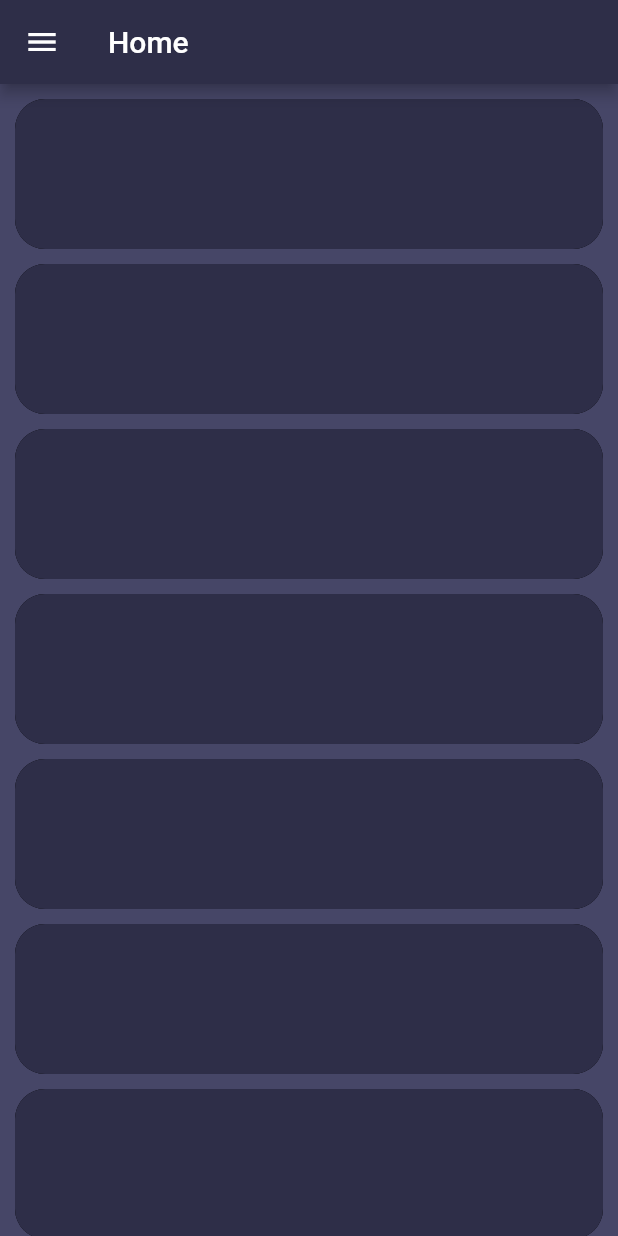
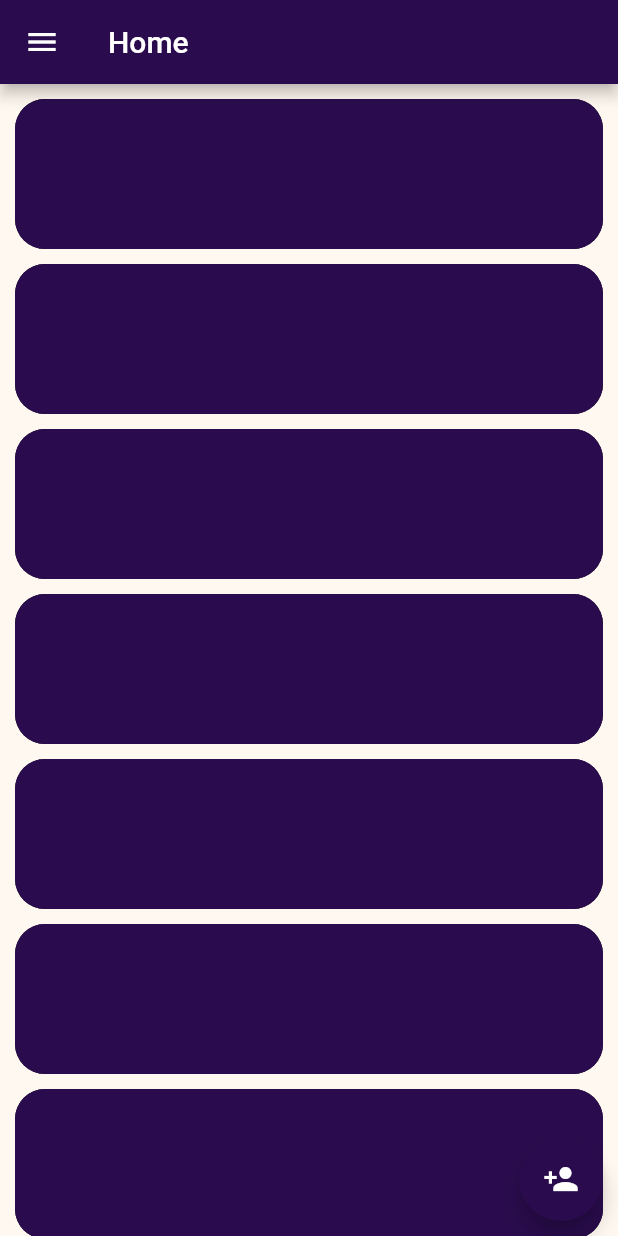
Before and after one commit to Rikveet/Subscription-App, a Flutter app: the screen it shows after launch, on a phone screen of 412 x 824 dp. Run offline on Flutter 3.47's test engine with Material 2 defaults, Android fonts, the phone set to English and light mode, and no system bars; our stand-ins replace flutter_form_builder, sidebarx.

```diff
--- a/lib/constants.dart
+++ b/lib/constants.dart
@@ -5,12 +5,12 @@ abstract class Constants {
   // Loading supabase credentials from environment
   static const String supabaseUrl = String.fromEnvironment('SUPABASE_URL');
   static const String supabaseKey = String.fromEnvironment('SUPABASE_KEY');
-  static const primaryColor = Color(0xFF685BFF);
-  static const canvasColor = Color(0xFF2E2E48);
-  static const scaffoldBackgroundColor = Color(0xFF464667);
-  static const accentCanvasColor = Color(0xFF3E3E61);
+  static const primaryColor = Color(0xFF2A0C4E);
+  static const canvasColor = Color(0xFF2A0C4E);
+  static const scaffoldBackgroundColor = Color(0xFFFFF8F0);
+  static const accentCanvasColor = Color(0xFF9E2B25);
   static const white = Colors.white;
-  static final actionColor = const Color(0xFF5F5FA7).withOpacity(0.6);
+  static final actionColor = const Color(0xFF9E2B25).withOpacity(0.6);
   static final divider = Divider(color: white.withOpacity(0.3), height: 1);
 
   static String getTitleByIndex(int index) {
@@ -18,16 +18,12 @@ abstract class Constants {
       case 0:
         return 'Home';
       case 1:
-        return 'Search';
+        return 'Reminders';
       case 2:
-        return 'Register';
+        return 'Settings';
       case 3:
-        return 'Reminders';
+        return 'Authorize Account';
       case 4:
-        return 'Settings';
-      case 5:
-        return 'Authorize Account';
-      case 6:
         return 'Settings';
       default:
         return 'Not found page';
--- a/lib/main.dart
+++ b/lib/main.dart
@@ -1,7 +1,6 @@
 import 'package:flutter/material.dart';
 import 'package:radha_swami_management_system/constants.dart';
 import 'package:radha_swami_management_system/screens/home.dart';
-import 'package:radha_swami_management_system/screens/register_attendee.dart';
 import 'package:radha_swami_management_system/widgets/nav_bar.dart';
 import 'package:sidebarx/sidebarx.dart';
 
@@ -69,16 +68,12 @@ class MyApp extends StatelessWidget {
                       case 0:
                         return const Home();
                       case 1:
-                        return Container(); // search
+                        return Container(); // Reminders
                       case 2:
-                        return const RegisterAttendeeForm();
+                        return Container(); // Settings
                       case 3:
-                        return Container(); // Reminders
+                        return Container(); // Authorize Accounts
                       case 4:
-                        return Container(); // Settings
-                      case 5:
-                        return Container(); // Authorize Accounts
-                      case 6:
                         return Container(); //Settings
                       default:
                         return Container(); // How did you end up here?
--- a/lib/screens/home.dart
+++ b/lib/screens/home.dart
@@ -1,11 +1,15 @@
 import 'package:flutter/material.dart';
+import 'package:radha_swami_management_system/constants.dart';
+import 'package:radha_swami_management_system/screens/register_attendee.dart';
 
 class Home extends StatelessWidget {
   const Home({super.key});
 
   @override
   Widget build(BuildContext context) {
-    return (ListView.builder(
+    return (Stack(
+      children: [
+        ListView.builder(
           padding: const EdgeInsets.only(top: 10),
           itemBuilder: (context, index) => Container(
             height: 100,
@@ -17,6 +21,24 @@ class Home extends StatelessWidget {
               boxShadow: const [BoxShadow()],
             ),
           ),
+        ),
+        Positioned(
+          right: 10,
+          bottom: 10,
+          child: FloatingActionButton(
+            backgroundColor: Constants.primaryColor,
+            onPressed: () {
+              showDialog(
+                context: context,
+                builder: (context) {
+                  return const RegisterAttendeeForm();
+                },
+              );
+            },
+            child: const Icon(Icons.person_add),
+          ),
+        )
+      ],
     ));
   }
 }
--- a/lib/widgets/input_field.dart
+++ b/lib/widgets/input_field.dart
@@ -17,8 +17,8 @@ class InputField extends StatelessWidget {
       autovalidateMode: AutovalidateMode.onUserInteraction,
       decoration: InputDecoration(
           // border styling
-          enabledBorder: const OutlineInputBorder(borderSide: BorderSide(color: Colors.white)),
-          focusedBorder: const OutlineInputBorder(borderSide: BorderSide(color: Colors.grey)),
+          enabledBorder: const OutlineInputBorder(borderSide: BorderSide(color: Colors.blueGrey)),
+          focusedBorder: const OutlineInputBorder(borderSide: BorderSide(color: Colors.blue)),
           errorBorder: const OutlineInputBorder(borderSide: BorderSide(color: Colors.red)),
           fillColor: const Color(0xFFEEEEEE),
           filled: true,
```
Also changed, not shown: lib/screens/register_attendee.dart (+4 -16 lines), lib/widgets/nav_bar.dart (+3 -11 lines), 1 other file. Lines whose indentation alone changed are shown as unchanged.
